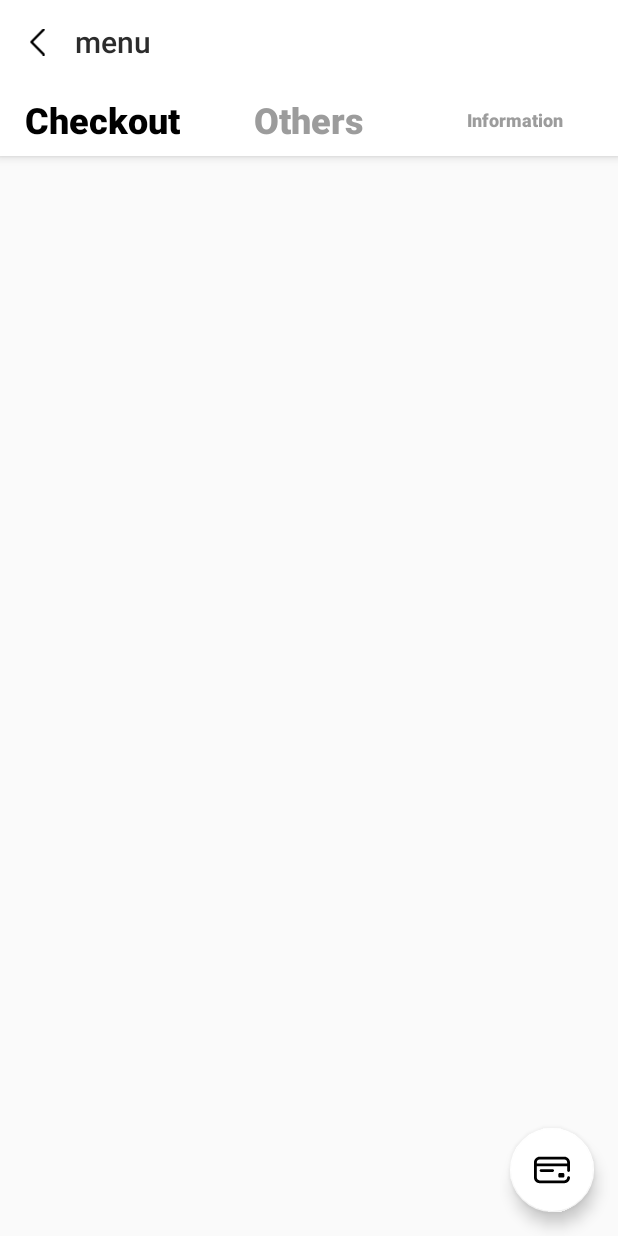
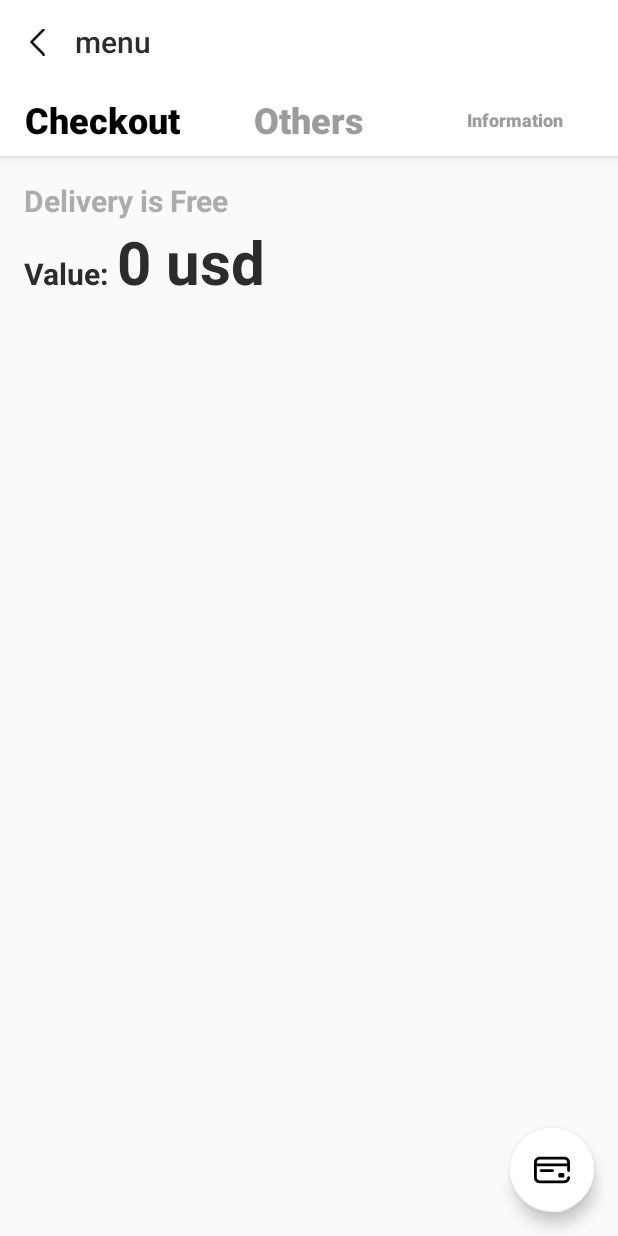
Before and after one commit to hfarhanahmed/DinDinnExample, an Android app: the screen it shows after launch (CheckoutActivity), after a tap on an icon or button, on a phone screen of 412 x 824 dp. Run offline under Robolectric (Android 15) with nearby library versions, the phone set to English and light mode, and no system bars; libraries missing offline, so code that uses them is left out: com.airbnb.mvrx, com.hwangjr.rxbus, com.smarteist.autoimageslider; pictures from the network do not load; 8 statements that could not run were skipped.

Commit message:
base sturct and UI complete

```diff
--- a/app/src/main/java/shopping/pk/dindinn/Models/FoodItem.kt
+++ b/app/src/main/java/shopping/pk/dindinn/Models/FoodItem.kt
@@ -1,8 +1,10 @@
 package shopping.pk.dindinn.Models
+
+import java.io.Serializable
 
 data class FoodItem (val id: String, val name: String,
                      val description: String, val imageUrl: String,
                      val categoryId:String, val price:Int, val weightSize:String
-)
+): Serializable
 
 data class ExampleModel (val userId: Int, val id: Int, val title: String, val completed: Boolean)
--- a/app/src/main/java/shopping/pk/dindinn/Screens/Checkout/CheckoutActivity.kt
+++ b/app/src/main/java/shopping/pk/dindinn/Screens/Checkout/CheckoutActivity.kt
@@ -7,9 +7,14 @@ import com.google.android.material.tabs.TabLayout
 import androidx.viewpager.widget.ViewPager
 import androidx.appcompat.app.AppCompatActivity
 import kotlinx.android.synthetic.main.activity_checkout.*
+import shopping.pk.dindinn.Models.FoodItem
 import shopping.pk.dindinn.R
 
 class CheckoutActivity : AppCompatActivity() {
+
+    companion object {
+        val EXTRA_CHECKOUT_ITEMS = "EXTRA_CHECKOUT_ITEMS"
+    }
 
     override fun onCreate(savedInstanceState: Bundle?) {
         super.onCreate(savedInstanceState)
@@ -17,7 +22,8 @@ class CheckoutActivity : AppCompatActivity() {
         val sectionsPagerAdapter =
             SectionsPagerAdapter(
                 this,
-                supportFragmentManager
+                supportFragmentManager,
+                intent.getSerializableExtra(EXTRA_CHECKOUT_ITEMS) as ArrayList<FoodItem>
             )
         val viewPager: ViewPager = findViewById(R.id.view_pager)
         viewPager.adapter = sectionsPagerAdapter
--- a/app/src/main/java/shopping/pk/dindinn/Screens/Checkout/CheckoutListFragment.kt
+++ b/app/src/main/java/shopping/pk/dindinn/Screens/Checkout/CheckoutListFragment.kt
@@ -8,6 +8,8 @@ import androidx.fragment.app.Fragment
 import androidx.recyclerview.widget.LinearLayoutManager
 import com.hwangjr.rxbus.RxBus
 import kotlinx.android.synthetic.main.fragment_checkout.*
+import shopping.pk.dindinn.Events.ItemRemovedFromCartEvent
+import shopping.pk.dindinn.Models.FoodItem
 import shopping.pk.dindinn.R
 
 /**
@@ -29,35 +31,50 @@ class CheckoutListFragment : Fragment() {
         inflater: LayoutInflater, container: ViewGroup?,
         savedInstanceState: Bundle?
     ): View? {
-        val root = inflater.inflate(R.layout.fragment_checkout, container, false)
-
-        return root
+        return inflater.inflate(R.layout.fragment_checkout, container, false)
     }
 
     override fun onViewCreated(view: View, savedInstanceState: Bundle?) {
         super.onViewCreated(view, savedInstanceState)
         checkoutListRV.layoutManager = LinearLayoutManager(context)
-        checkoutListRV.adapter = CheckoutItemRecyclerViewAdapter(emptyList(), {item ->
+        val itemsList = arguments?.getSerializable(
+            ARG_ITEMS_LIST) as ArrayList<FoodItem>
+        checkoutListRV.adapter = CheckoutItemRecyclerViewAdapter(
+            itemsList
+        ) { item ->
+            RxBus.get().post(ItemRemovedFromCartEvent(item))
+            itemsList.remove(item)
+            checkoutListRV.adapter?.notifyDataSetChanged()
+            totalPrice.text = "${getTotalPrice(itemsList)} usd"
+        }
+        totalPrice.text = "${getTotalPrice(itemsList)} usd"
+    }
 
-        })
+    private fun getTotalPrice(itemsList: java.util.ArrayList<FoodItem>): Int {
+        var totalPrice = 0
+        itemsList.forEach {
+            totalPrice += it.price
+        }
+        return totalPrice
     }
+
 
     companion object {
         /**
          * The fragment argument representing the section number for this
          * fragment.
          */
-        private const val ARG_SECTION_NUMBER = "section_number"
+        private const val ARG_ITEMS_LIST = "items_list"
 
         /**
          * Returns a new instance of this fragment for the given section
          * number.
          */
         @JvmStatic
-        fun newInstance(sectionNumber: Int): CheckoutListFragment {
+        fun newInstance(itemsList: ArrayList<FoodItem>): CheckoutListFragment {
             return CheckoutListFragment().apply {
                 arguments = Bundle().apply {
-                    putInt(ARG_SECTION_NUMBER, sectionNumber)
+                    putSerializable(ARG_ITEMS_LIST, itemsList)
                 }
             }
         }
--- /dev/null
+++ b/app/src/main/java/shopping/pk/dindinn/Screens/Checkout/OthersFragment.kt
@@ -0,0 +1,60 @@
+package shopping.pk.dindinn.Screens.Checkout
+
+import android.os.Bundle
+import androidx.fragment.app.Fragment
+import android.view.LayoutInflater
+import android.view.View
+import android.view.ViewGroup
+import shopping.pk.dindinn.R
+
+// TODO: Rename parameter arguments, choose names that match
+// the fragment initialization parameters, e.g. ARG_ITEM_NUMBER
+private const val ARG_PARAM1 = "param1"
+private const val ARG_PARAM2 = "param2"
+
+/**
+ * A simple [Fragment] subclass.
+ * Use the [OthersFragment.newInstance] factory method to
+ * create an instance of this fragment.
+ */
+class OthersFragment : Fragment() {
+    // TODO: Rename and change types of parameters
+    private var param1: String? = null
+    private var param2: String? = null
+
+    override fun onCreate(savedInstanceState: Bundle?) {
+        super.onCreate(savedInstanceState)
+        arguments?.let {
+            param1 = it.getString(ARG_PARAM1)
+            param2 = it.getString(ARG_PARAM2)
+        }
+    }
+
+    override fun onCreateView(
+        inflater: LayoutInflater, container: ViewGroup?,
+        savedInstanceState: Bundle?
+    ): View? {
+        // Inflate the layout for this fragment
+        return inflater.inflate(R.layout.fragment_others, container, false)
+    }
+
+    companion object {
+        /**
+         * Use this factory method to create a new instance of
+         * this fragment using the provided parameters.
+         *
+         * @param param1 Parameter 1.
+         * @param param2 Parameter 2.
+         * @return A new instance of fragment OthersFragment.
+         */
+        // TODO: Rename and change types and number of parameters
+        @JvmStatic
+        fun newInstance(param1: String, param2: String) =
+            OthersFragment().apply {
+                arguments = Bundle().apply {
+                    putString(ARG_PARAM1, param1)
+                    putString(ARG_PARAM2, param2)
+                }
+            }
+    }
+}
--- a/app/src/main/java/shopping/pk/dindinn/Screens/Checkout/SectionsPagerAdapter.kt
+++ b/app/src/main/java/shopping/pk/dindinn/Screens/Checkout/SectionsPagerAdapter.kt
@@ -4,6 +4,7 @@ import android.content.Context
 import androidx.fragment.app.Fragment
 import androidx.fragment.app.FragmentManager
 import androidx.fragment.app.FragmentPagerAdapter
+import shopping.pk.dindinn.Models.FoodItem
 import shopping.pk.dindinn.R
 
 private val TAB_TITLES = arrayOf(
@@ -16,13 +17,16 @@ private val TAB_TITLES = arrayOf(
  * A [FragmentPagerAdapter] that returns a fragment corresponding to
  * one of the sections/tabs/pages.
  */
-class SectionsPagerAdapter(private val context: Context, fm: FragmentManager) :
+class SectionsPagerAdapter(private val context: Context, fm: FragmentManager, val checkoutItems: ArrayList<FoodItem>) :
     FragmentPagerAdapter(fm) {
 
     override fun getItem(position: Int): Fragment {
         // getItem is called to instantiate the fragment for the given page.
         // Return a PlaceholderFragment (defined as a static inner class below).
-        return CheckoutListFragment.newInstance(position + 1)
+        return when(position){
+            0 -> CheckoutListFragment.newInstance(checkoutItems)
+            else -> OthersFragment.newInstance("","")
+        }
     }
 
     override fun getPageTitle(position: Int): CharSequence? {
--- a/app/src/main/java/shopping/pk/dindinn/Screens/MainLists/FoodLists/FoodItemRecyclerViewAdapter.kt
+++ b/app/src/main/java/shopping/pk/dindinn/Screens/MainLists/FoodLists/FoodItemRecyclerViewAdapter.kt
@@ -27,13 +27,13 @@ class FoodItemRecyclerViewAdapter(private val values: List<FoodItem>, val addToC
         holder.name.text = item.name
         holder.contentView.text = item.description
         holder.weightSize.text = item.weightSize
-        holder.addToCart.text =   "${item.price} USD"
+        holder.addToCart.text =   "${item.price} usd"
 
         holder.addToCart.setOnTouchListener { v, event ->
             if(event.getAction() == MotionEvent.ACTION_DOWN) {
                 holder.addToCart.text =   "added +1"
             } else if (event.getAction() == MotionEvent.ACTION_UP) {
-                holder.addToCart.text =   "${item.price} USD"
+                holder.addToCart.text =   "${item.price} usd"
             }
             false
         }
--- a/app/src/main/java/shopping/pk/dindinn/Screens/MainLists/ScrollingActivity.kt
+++ b/app/src/main/java/shopping/pk/dindinn/Screens/MainLists/ScrollingActivity.kt
@@ -38,7 +38,9 @@ class ScrollingActivity : AppCompatActivity() {
         setSupportActionBar(findViewById(R.id.toolbar))
         findViewById<CollapsingToolbarLayout>(R.id.toolbar_layout).title = title
         findViewById<FloatingActionButton>(R.id.checkoutFab).setOnClickListener { view ->
-            startActivity(Intent(this, CheckoutActivity::class.java))
+            val intent = Intent(this, CheckoutActivity::class.java)
+            intent.putExtra(CheckoutActivity.EXTRA_CHECKOUT_ITEMS,cartItems)
+            startActivity(intent)
         }
         nestedScroll.isFillViewport = true
         val sliderAdapter = SliderAdapter(this)
--- /dev/null
+++ b/app/src/main/res/drawable/remove_button_background.xml
@@ -0,0 +1,5 @@
+<?xml version="1.0" encoding="utf-8"?>
+<shape android:shape="oval"
+    xmlns:android="http://schemas.android.com/apk/res/android" >
+    <solid android:color="@color/gray"/>
+</shape>
--- a/app/src/main/res/layout/fragment_checkout.xml
+++ b/app/src/main/res/layout/fragment_checkout.xml
@@ -1,10 +1,18 @@
 <?xml version="1.0" encoding="utf-8"?>
-<androidx.constraintlayout.widget.ConstraintLayout xmlns:android="http://schemas.android.com/apk/res/android"
+<androidx.core.widget.NestedScrollView
+    xmlns:android="http://schemas.android.com/apk/res/android"
     xmlns:app="http://schemas.android.com/apk/res-auto"
     xmlns:tools="http://schemas.android.com/tools"
+    android:layout_width="match_parent"
+    android:layout_height="match_parent"
+    android:paddingStart="@dimen/text_margin"
+    android:paddingEnd="@dimen/text_margin"
+    >
+    <LinearLayout
         android:id="@+id/constraintLayout"
         android:layout_width="match_parent"
         android:layout_height="match_parent"
+        android:orientation="vertical"
         tools:context=".Screens.Checkout.CheckoutListFragment">
 
         <androidx.recyclerview.widget.RecyclerView
@@ -15,4 +23,38 @@
             app:layout_constraintStart_toStartOf="parent"
             app:layout_constraintTop_toTopOf="parent" />
 
-</androidx.constraintlayout.widget.ConstraintLayout>
+        <TextView
+            android:layout_width="match_parent"
+            android:layout_height="wrap_content"
+            android:layout_marginTop="@dimen/text_margin"
+            android:textStyle="bold"
+            android:text="Delivery is Free"
+            android:textColor="#acacac"
+            android:textSize="20sp"
+            />
+        <LinearLayout
+            android:layout_width="match_parent"
+            android:layout_height="wrap_content"
+            android:orientation="horizontal">
+            <TextView
+                android:layout_width="wrap_content"
+                android:layout_height="wrap_content"
+                android:textStyle="bold"
+                android:text="Value:"
+                android:textColor="@color/normalTextColor"
+                android:textSize="20sp"
+                />
+            <TextView
+                android:id="@+id/totalPrice"
+                android:layout_width="wrap_content"
+                android:layout_height="wrap_content"
+                android:textStyle="bold"
+                android:layout_marginStart="5dp"
+                android:text="0 usd"
+                android:textColor="@color/normalTextColor"
+                android:textSize="40sp"
+                />
+        </LinearLayout>
+
+    </LinearLayout>
+</androidx.core.widget.NestedScrollView>
--- a/app/src/main/res/values/colors.xml
+++ b/app/src/main/res/values/colors.xml
@@ -7,4 +7,5 @@
     <color name="pressedButtonBackground">#53CC45</color>
     <color name="buttonTextColor">#FFFFFF</color>
     <color name="normalTextColor">#2C2C2C</color>
+    <color name="gray">#A6A4A4</color>
 </resources>
--- a/app/src/main/res/values/strings.xml
+++ b/app/src/main/res/values/strings.xml
@@ -94,4 +94,6 @@
     <string name="tab_text_1">Checkout</string>
     <string name="tab_text_2">Others</string>
     <string name="tab_text_3">Information</string>
+    <!-- TODO: Remove or change this placeholder text -->
+    <string name="hello_blank_fragment">Hello blank fragment</string>
 </resources>
```
Also changed, not shown: app/src/main/java/shopping/pk/dindinn/Screens/Checkout/CheckoutItemRecyclerViewAdapter.kt (+7 -19 lines), app/src/main/res/layout/fragment_checkout_item_list.xml (added, +45 -0 lines), app/src/main/res/layout/fragment_others.xml (added, +14 -0 lines). Lines whose indentation alone changed are shown as unchanged.
